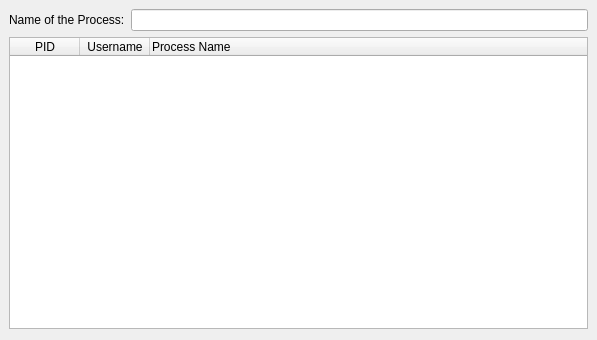
Above: selectprocess.ui from korcankaraokcu/PINCE before the change. Below: the same form after it.
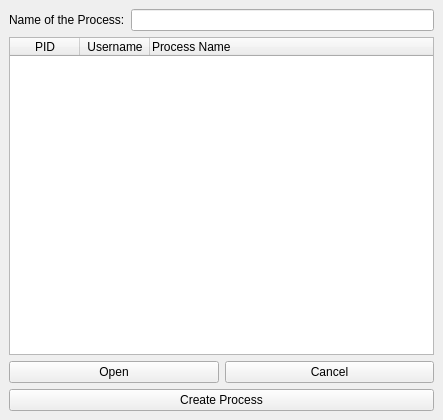
That is the form after the change.

```diff
--- a/selectprocess.ui
+++ b/selectprocess.ui
@@ -9,26 +9,30 @@
    <rect>
     <x>0</x>
     <y>0</y>
-    <width>597</width>
-    <height>340</height>
+    <width>443</width>
+    <height>420</height>
    </rect>
   </property>
   <property name="windowTitle">
    <string>MainWindow</string>
   </property>
   <widget class="QWidget" name="centralwidget">
-   <layout class="QFormLayout" name="formLayout">
-    <item row="0" column="0">
+   <layout class="QVBoxLayout" name="verticalLayout">
+    <item>
+     <layout class="QHBoxLayout" name="horizontalLayout">
+      <item>
      <widget class="QLabel" name="label">
       <property name="text">
        <string>Name of the Process:</string>
       </property>
      </widget>
     </item>
-    <item row="0" column="1">
+      <item>
      <widget class="QLineEdit" name="lineEdit"/>
     </item>
-    <item row="1" column="0" colspan="2">
+     </layout>
+    </item>
+    <item>
      <widget class="QTableWidget" name="processtable">
       <property name="sizePolicy">
        <sizepolicy hsizetype="Expanding" vsizetype="Expanding">
@@ -36,18 +40,6 @@
         <verstretch>0</verstretch>
        </sizepolicy>
       </property>
-      <property name="minimumSize">
-       <size>
-        <width>579</width>
-        <height>292</height>
-       </size>
-      </property>
-      <property name="maximumSize">
-       <size>
-        <width>579</width>
-        <height>292</height>
-       </size>
-      </property>
       <property name="autoFillBackground">
        <bool>false</bool>
       </property>
@@ -98,6 +90,31 @@
       </column>
      </widget>
     </item>
+    <item>
+     <layout class="QHBoxLayout" name="horizontalLayout_2">
+      <item>
+       <widget class="QPushButton" name="pushButton_Open">
+        <property name="text">
+         <string>Open</string>
+        </property>
+       </widget>
+      </item>
+      <item>
+       <widget class="QPushButton" name="pushButton_Close">
+        <property name="text">
+         <string>Cancel</string>
+        </property>
+       </widget>
+      </item>
+     </layout>
+    </item>
+    <item>
+     <widget class="QPushButton" name="pushButton_CreateProcess">
+      <property name="text">
+       <string>Create Process</string>
+      </property>
+     </widget>
+    </item>
    </layout>
   </widget>
  </widget>
```
Lines whose indentation alone changed are shown as unchanged.
